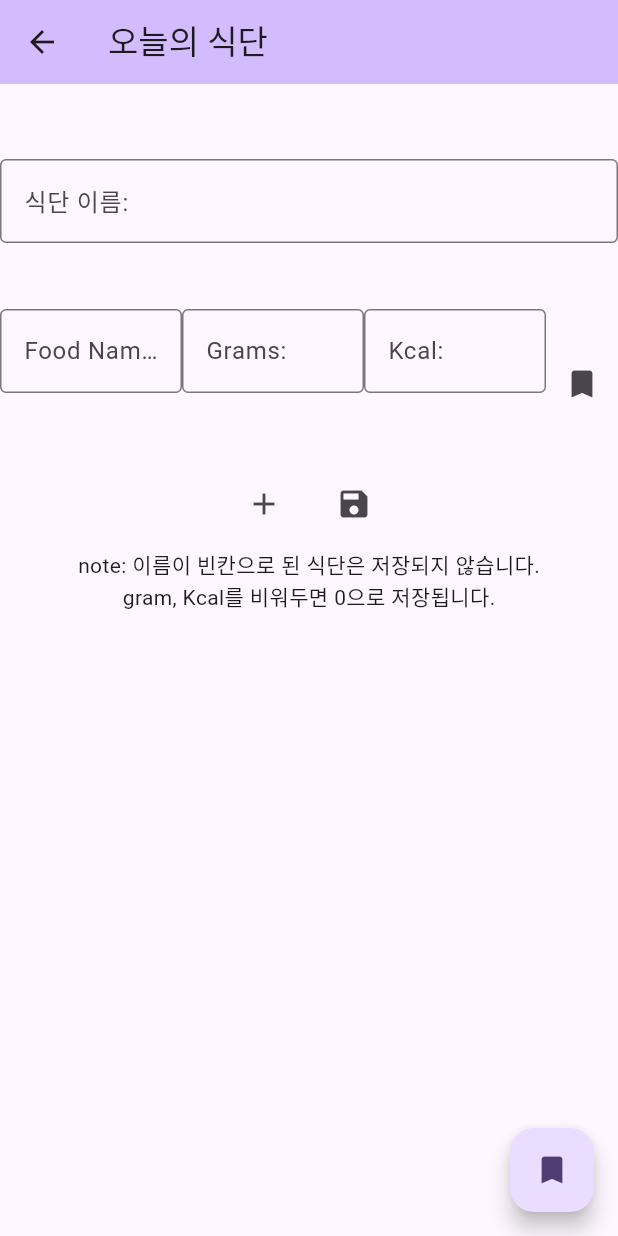
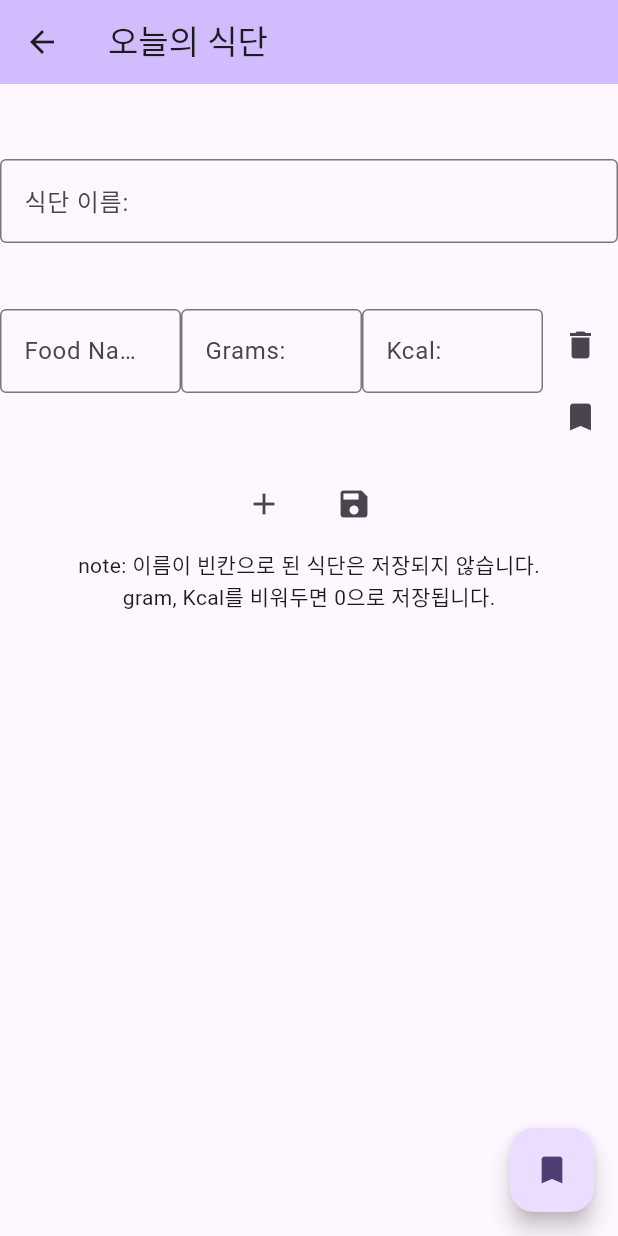
Before and after one commit to imyhnam0/health_project, a Flutter app: the BookmarkWidget screen opened directly with empty values, after a tap on the "food bank" icon, after a tap on the "add" icon, on a phone screen of 412 x 824 dp. Run offline on Flutter 3.47's test engine with Material 3 defaults, Android fonts, the phone set to English and light mode, and no system bars; our stand-ins replace equatable, table_calendar.

Commit message:
식단 부분 완료
-오늘의 식단, 즐찾, 달력 기능 구현 완

```diff
--- a/lib/diet.dart
+++ b/lib/diet.dart
@@ -11,7 +11,7 @@ class DietMenu extends StatefulWidget{
 }
 
 class _DietMenuState extends State<DietMenu> {
-  final todayDiet = OneDayFoods();
+  var todayDiet = OneDayFoods();
   final bookmarks = BookmarkedFoods();
   final mealHistory = MealCollection();
 
@@ -22,6 +22,7 @@ class _DietMenuState extends State<DietMenu> {
     // hard coding for test
     todayDiet.addFood(Food('first', 100, 4));
     todayDiet.addFood(Food('second', 130, 20));
+    todayDiet.addFood(Food('third', 130, 20));
     bookmarks.addFood(Food('first', 100, 4));
     bookmarks.addFood(Food('second', 130, 20));
     mealHistory.add(OneDayFoods(name: 'first', foods: [Food('first', 100, 4)], date: DateTime(2024, 1, 5)));
@@ -32,6 +33,8 @@ class _DietMenuState extends State<DietMenu> {
 
   @override
   Widget build(BuildContext context) {
+    return Builder(
+      builder: (context) {
         return Scaffold(
           appBar: AppBar(
             backgroundColor: Theme.of(context).colorScheme.inversePrimary,
@@ -101,6 +104,8 @@ class _DietMenuState extends State<DietMenu> {
           ),
         );
       }
+    );
+  }
 }
 
 class TodayDietWidget extends StatefulWidget{
@@ -117,7 +122,22 @@ class _TodayDietWidgetState extends State<TodayDietWidget> {
   final List<TextEditingController> _nameCtrl = [];
   final List<TextEditingController> _gramCtrl = [];
   final List<TextEditingController> _kcalCtrl = [];
-  List<Widget> textFieldRows = [];
+  List<List<Widget>> textFieldRows = [];
+
+  @override
+  void dispose() {
+    _todayName.dispose();
+    for (var controller in _nameCtrl) {
+      controller.dispose();
+    }
+    for (var controller in _gramCtrl) {
+      controller.dispose();
+    }
+    for (var controller in _kcalCtrl) {
+      controller.dispose();
+    }
+    super.dispose();
+  }
 
   @override
   void initState() {
@@ -127,9 +147,7 @@ class _TodayDietWidgetState extends State<TodayDietWidget> {
       _nameCtrl.add(TextEditingController(text: widget.todayDiet.foods[index].name));
       _gramCtrl.add(TextEditingController(text: widget.todayDiet.foods[index].grams.toString()));
       _kcalCtrl.add(TextEditingController(text: widget.todayDiet.foods[index].kcal.toString()));
-      textFieldRows.add(
-        Row(
-          children: [
+      textFieldRows.add([
         Expanded(
           child: SizedBox(
             width: 100,
@@ -171,49 +189,7 @@ class _TodayDietWidgetState extends State<TodayDietWidget> {
             ),
           ),
         ),
-            SizedBox(
-              width: 50,
-              height: 100,
-              child: Column(
-                children: [
-                  IconButton(
-                    style: IconButton.styleFrom(
-                      shape: RoundedRectangleBorder(
-                        borderRadius: BorderRadius.circular(0),
-                      ),
-                    ),
-                    onPressed: () {
-                    },
-                    icon: const Icon(Icons.delete)
-                  ),
-                  IconButton(
-                    style: IconButton.styleFrom(
-                      shape: RoundedRectangleBorder(
-                        borderRadius: BorderRadius.circular(0),
-                      ),
-                    ),
-                    onPressed: () {
-                      setState(() {
-                        if (_nameCtrl[index].text == '') {
-                          const AlertDialog(actions: [Text('please enter a name')],);
-                          return;
-                        }
-                        widget.bookmarks.addFood(
-                          Food(_nameCtrl[index].text,
-                          int.parse(_gramCtrl[index].text == '' ? '0' : _gramCtrl[index].text),
-                          int.parse(_kcalCtrl[index].text == '' ? '0' : _kcalCtrl[index].text)
-                        ));
-                      });
-                    },
-                    icon: const Icon(Icons.bookmark)
-                  ),
-                  const Spacer(),
-                ],
-              ),
-            )
-          ],
-        ),
-      );
+      ],);
     }
   }
 
@@ -244,8 +220,62 @@ class _TodayDietWidgetState extends State<TodayDietWidget> {
               )
             ],
           ),
-          Column(
-            children: textFieldRows,
+          for(int index = 0; index < _nameCtrl.length; index++)
+            Row(
+              children: textFieldRows[index] + [
+                SizedBox(
+                  width: 50,
+                  height: 100,
+                  child: Column(
+                    children: [
+                      IconButton(
+                        style: IconButton.styleFrom(
+                          shape: RoundedRectangleBorder(
+                            borderRadius: BorderRadius.circular(0),
+                          ),
+                        ),
+                        onPressed: () {
+                          setState(() {
+                            _nameCtrl[index].dispose();
+                            _gramCtrl[index].dispose();
+                            _kcalCtrl[index].dispose();
+                            _nameCtrl.removeAt(index);
+                            _gramCtrl.removeAt(index);
+                            _kcalCtrl.removeAt(index);
+                            textFieldRows.removeAt(index);
+                          });
+                        },
+                        icon: const Icon(Icons.delete)
+                      ),
+                      IconButton(
+                        style: IconButton.styleFrom(
+                          shape: RoundedRectangleBorder(
+                            borderRadius: BorderRadius.circular(0),
+                          ),
+                        ),
+                        onPressed: () {
+                          if (_nameCtrl[index].text == '') {
+                            showDialog(
+                              context: context,
+                              builder: (context) => const AlertDialog(content: Text('이름을 적어주세요'),)
+                            );
+                            return;
+                          }
+                          setState(() {
+                            widget.bookmarks.addFood(
+                              Food(_nameCtrl[index].text,
+                              int.parse(_gramCtrl[index].text == '' ? '0' : _gramCtrl[index].text),
+                              int.parse(_kcalCtrl[index].text == '' ? '0' : _kcalCtrl[index].text)
+                            ));
+                          });
+                        },
+                        icon: const Icon(Icons.bookmark)
+                      ),
+                      const Spacer(),
+                    ],
+                  ),
+                )
+              ],
             ),
           Center(
             child: Row(
@@ -264,9 +294,7 @@ class _TodayDietWidgetState extends State<TodayDietWidget> {
                       _nameCtrl.add(TextEditingController());
                       _gramCtrl.add(TextEditingController());
                       _kcalCtrl.add(TextEditingController());
-                      textFieldRows.add(
-                        Row(
-                          children: [
+                      textFieldRows.add([
                         Expanded(
                           child: SizedBox(
                             width: 100,
@@ -308,30 +336,7 @@ class _TodayDietWidgetState extends State<TodayDietWidget> {
                             ),
                           ),
                         ),
-                            IconButton(
-                              style: ElevatedButton.styleFrom(
-                                shape: RoundedRectangleBorder(
-                                  borderRadius: BorderRadius.circular(0),
-                                ),
-                              ),
-                              onPressed: () {
-                                setState(() {
-                                  if (_nameCtrl.last.text == '') {
-                                    const AlertDialog(actions: [Text('please enter a name')],);
-                                    return;
-                                  }
-                                  widget.bookmarks.addFood(
-                                    Food(_nameCtrl.last.text,
-                                    int.parse(_gramCtrl.last.text == '' ? '0' : _gramCtrl.last.text),
-                                    int.parse(_kcalCtrl.last.text == '' ? '0' : _kcalCtrl.last.text)
-                                  ));
-                                });
-                              },
-                              icon: const Icon(Icons.bookmark)
-                            )
-                          ],
-                        ),
-                      );
+                      ]);
                     });
                   },
                 ),
@@ -358,6 +363,9 @@ class _TodayDietWidgetState extends State<TodayDietWidget> {
                         ));
                       }
                     });
+                    ScaffoldMessenger.of(context).showSnackBar(
+                      const SnackBar(content: Text('저장되었습니다.')),
+                    );
                   },
                 )
               ],
@@ -447,7 +455,8 @@ class _BookmarksState extends State<BookmarkWidget> {
           ),
         ] : [],
       ),
-      body: _isEditing
+    body: ListView(children:
+      [_isEditing
             ? DataTable(
               columns: const [
                 DataColumn(label: Text('음식 이름')),
@@ -525,6 +534,7 @@ class _BookmarksState extends State<BookmarkWidget> {
                   ),
               ],
             ),
+        ]),
       floatingActionButton: FloatingActionButton(
         onPressed: () {
           Navigator.pop(context);
@@ -582,10 +592,7 @@ class _CalendarWidgetState extends State<CalendarWidget> {
             selectedDayPredicate: (day) {
               return isSameDay(_selectedDay, day);
             },
-            eventLoader: (day) {
-              final mealForSelectedDay = widget.mealHistory.get(day);
-              return mealForSelectedDay == null ? [] : [mealForSelectedDay.name];
-            },
+            eventLoader: (day) => widget.mealHistory.getAll(day)
           ),
           const Divider(),
           ListTile(
@@ -611,6 +618,9 @@ class _CalendarWidgetState extends State<CalendarWidget> {
                         setState(() {
                           widget.todayDiet.addFood(meal);
                         });
+                        ScaffoldMessenger.of(context).showSnackBar(
+                          const SnackBar(content: Text('오늘의 메뉴에 추가되었습니다.')),
+                        );
                       }),
                       title: Text(meal.name),
                       subtitle: Text('${meal.grams.toString()}g, ${meal.kcal.toString()}kcal'),
--- a/lib/today.dart
+++ b/lib/today.dart
@@ -19,12 +19,16 @@ class Food extends Equatable{
 }
 
 class FoodCollection{
-  late int kcal;
-  late int grams;
+  int kcal = 0;
+  int grams = 0;
   late List<Food> foods;
 
-  FoodCollection({this.kcal = 0, this.grams = 0, List<Food>? foods}) {
+  FoodCollection({List<Food>? foods}) {
     this.foods = foods ?? <Food>[];
+    for (Food m in this.foods) {
+      kcal += m.kcal;
+      grams += m.grams;
+    }
   }
 
   FoodCollection dietOnDateRange(DateTimeRange dateRange) {
@@ -59,14 +63,14 @@ class FoodCollection{
 }
 
 class BookmarkedFoods extends FoodCollection{
-  BookmarkedFoods({int kcal = 0, int grams = 0, List<Food>? foods}) : super(kcal: kcal, grams: grams, foods: foods);
+  BookmarkedFoods({List<Food>? foods}) : super(foods: foods);
 }
 
 class OneDayFoods extends FoodCollection{
   late String name;
   late DateTime date;
 
-  OneDayFoods({String? name, int kcal = 0, int grams = 0, List<Food>? foods, DateTime? date}) : super(kcal: kcal, grams: grams, foods: foods){
+  OneDayFoods({String? name, List<Food>? foods, DateTime? date}) : super(foods: foods){
     this.name = name ?? DateFormat('yyyy-MM-dd').format(DateTime.now());
     this.date = DateTime(
       date?.year ?? DateTime.now().year,
@@ -91,6 +95,15 @@ class MealCollection{
     }
     return null;
   }
+  List<OneDayFoods> getAll(DateTime date){
+    List<OneDayFoods> result = [];
+    for (OneDayFoods m in meals) {;
+      if(m.date.year == date.year && m.date.month == date.month && m.date.day == date.day){
+        result.add(m);
+      }
+    }
+    return result;
+  }
   void add(OneDayFoods meal){
     meals.add(meal);
   }
```
Lines whose indentation alone changed are shown as unchanged.
